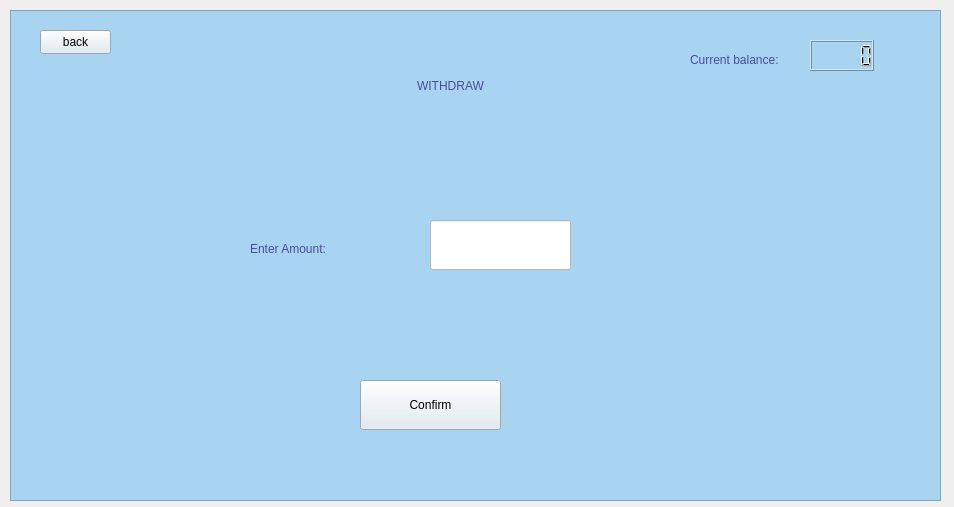
This is view/withdraw.ui in rawsashimi1604/1009_BankingSystem as Qt 5 draws it before an edit. The edited form follows.
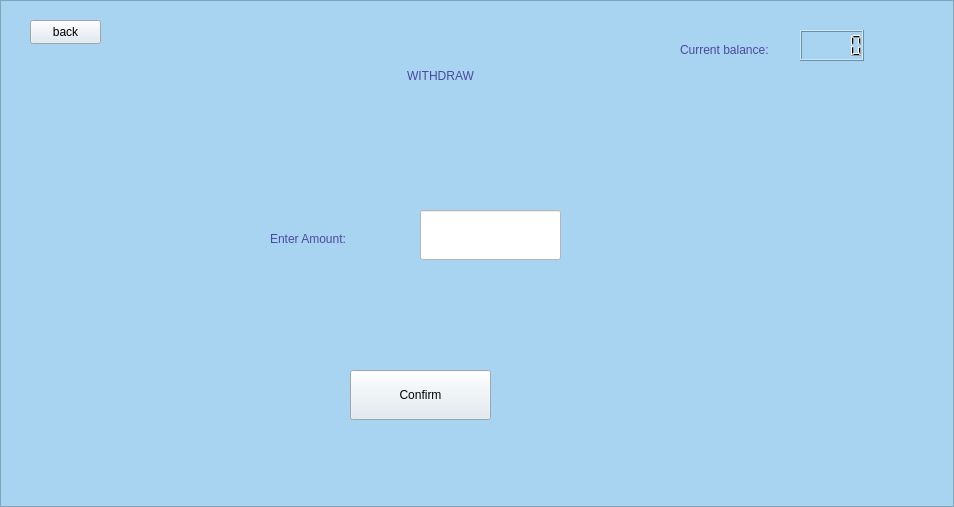
This is the edited form.

Patch:
```diff
--- a/view/withdraw.ui
+++ b/view/withdraw.ui
@@ -19,10 +19,10 @@
   <widget class="QStackedWidget" name="stackedWidget">
    <property name="geometry">
     <rect>
-     <x>10</x>
-     <y>10</y>
-     <width>941</width>
-     <height>491</height>
+     <x>0</x>
+     <y>0</y>
+     <width>954</width>
+     <height>507</height>
     </rect>
    </property>
    <widget class="QWidget" name="page_1">
@@ -31,8 +31,8 @@
       <rect>
        <x>0</x>
        <y>0</y>
-       <width>931</width>
-       <height>491</height>
+       <width>954</width>
+       <height>507</height>
       </rect>
      </property>
      <property name="styleSheet">
@@ -84,7 +84,7 @@
      <widget class="QLabel" name="label_2">
       <property name="geometry">
        <rect>
-        <x>240</x>
+        <x>270</x>
         <y>200</y>
         <width>181</width>
         <height>78</height>
```
